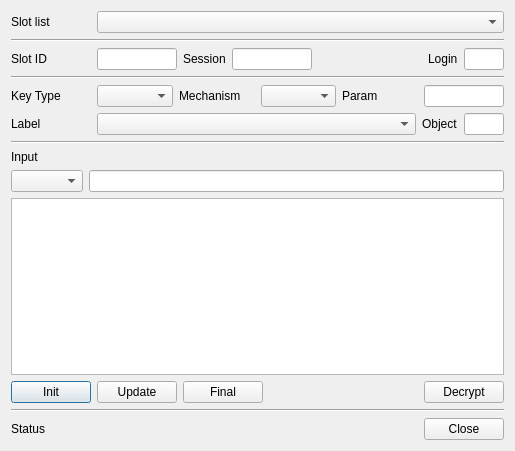
Before: the Qt Designer form CryptokiMan/decrypt_dlg.ui in jykim74/CryptokiMan, drawn with Qt 5.
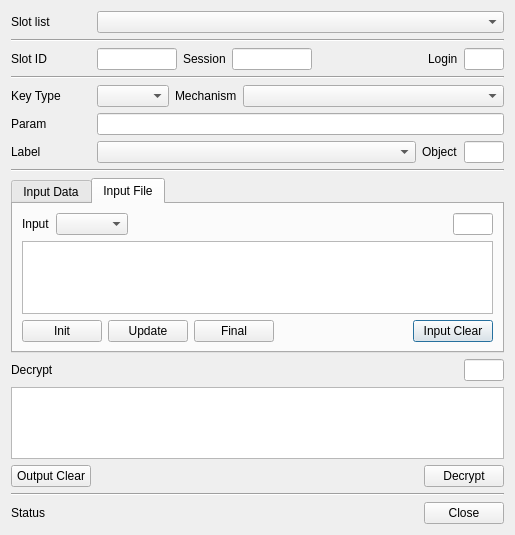
After: the same form once the commit is applied.

Commit message: Encrypt, Decrypt UI 개선

The edit to the form file:
```diff
--- a/CryptokiMan/decrypt_dlg.ui
+++ b/CryptokiMan/decrypt_dlg.ui
@@ -7,7 +7,7 @@
     <x>0</x>
     <y>0</y>
     <width>515</width>
-    <height>451</height>
+    <height>535</height>
    </rect>
   </property>
   <property name="windowTitle">
@@ -153,16 +153,6 @@
        </property>
       </widget>
      </item>
-     <item row="0" column="5">
-      <widget class="QLineEdit" name="mParamText">
-       <property name="maximumSize">
-        <size>
-         <width>80</width>
-         <height>16777215</height>
-        </size>
-       </property>
-      </widget>
-     </item>
      <item row="0" column="1">
       <widget class="QComboBox" name="mKeyTypeCombo"/>
      </item>
@@ -173,15 +163,51 @@
        </property>
       </widget>
      </item>
-     <item row="0" column="4">
+     <item row="0" column="3">
+      <widget class="QComboBox" name="mMechCombo">
+       <property name="sizePolicy">
+        <sizepolicy hsizetype="Preferred" vsizetype="Fixed">
+         <horstretch>1</horstretch>
+         <verstretch>0</verstretch>
+        </sizepolicy>
+       </property>
+      </widget>
+     </item>
+    </layout>
+   </item>
+   <item>
+    <layout class="QGridLayout" name="gridLayout_6">
+     <property name="topMargin">
+      <number>0</number>
+     </property>
+     <item row="0" column="0">
       <widget class="QLabel" name="label_7">
+       <property name="minimumSize">
+        <size>
+         <width>80</width>
+         <height>0</height>
+        </size>
+       </property>
+       <property name="maximumSize">
+        <size>
+         <width>80</width>
+         <height>16777215</height>
+        </size>
+       </property>
        <property name="text">
         <string>Param</string>
        </property>
       </widget>
      </item>
-     <item row="0" column="3">
-      <widget class="QComboBox" name="mMechCombo"/>
+     <item row="0" column="1">
+      <widget class="QLineEdit" name="mParamText">
+       <property name="maximumSize">
+        <size>
+         <width>16777215</width>
+         <height>16777215</height>
+        </size>
+       </property>
+      </widget>
      </item>
     </layout>
    </item>
@@ -246,22 +272,161 @@
     </widget>
    </item>
    <item>
-    <widget class="QLabel" name="label_5">
-     <property name="text">
-      <string>Input</string>
+    <widget class="QTabWidget" name="mInputTab">
+     <property name="currentIndex">
+      <number>1</number>
      </property>
+     <widget class="QWidget" name="tab">
+      <attribute name="title">
+       <string>Input Data</string>
+      </attribute>
+     </widget>
+     <widget class="QWidget" name="tab_2">
+      <attribute name="title">
+       <string>Input File</string>
+      </attribute>
+      <layout class="QVBoxLayout" name="verticalLayout_2">
+       <item>
+        <layout class="QGridLayout" name="gridLayout_7">
+         <property name="topMargin">
+          <number>0</number>
+         </property>
+         <item row="0" column="1">
+          <widget class="QComboBox" name="mInputCombo"/>
+         </item>
+         <item row="0" column="3">
+          <widget class="QLineEdit" name="mInputLenText">
+           <property name="minimumSize">
+            <size>
+             <width>40</width>
+             <height>0</height>
+            </size>
+           </property>
+           <property name="maximumSize">
+            <size>
+             <width>40</width>
+             <height>16777215</height>
+            </size>
+           </property>
+          </widget>
+         </item>
+         <item row="0" column="0">
+          <widget class="QLabel" name="label_5">
+           <property name="text">
+            <string>Input</string>
+           </property>
+          </widget>
+         </item>
+         <item row="0" column="2">
+          <spacer name="horizontalSpacer_4">
+           <property name="orientation">
+            <enum>Qt::Horizontal</enum>
+           </property>
+           <property name="sizeHint" stdset="0">
+            <size>
+             <width>40</width>
+             <height>20</height>
+            </size>
+           </property>
+          </spacer>
+         </item>
+        </layout>
+       </item>
+       <item>
+        <widget class="QPlainTextEdit" name="mInputText"/>
+       </item>
+       <item>
+        <layout class="QGridLayout" name="gridLayout_4">
+         <property name="topMargin">
+          <number>0</number>
+         </property>
+         <item row="0" column="4">
+          <widget class="QPushButton" name="mInputClearBtn">
+           <property name="text">
+            <string>Input Clear</string>
+           </property>
+          </widget>
+         </item>
+         <item row="0" column="0">
+          <widget class="QPushButton" name="mInitBtn">
+           <property name="text">
+            <string>Init</string>
+           </property>
+          </widget>
+         </item>
+         <item row="0" column="2">
+          <widget class="QPushButton" name="mFinalBtn">
+           <property name="text">
+            <string>Final</string>
+           </property>
+          </widget>
+         </item>
+         <item row="0" column="1">
+          <widget class="QPushButton" name="mUpdateBtn">
+           <property name="text">
+            <string>Update</string>
+           </property>
+          </widget>
+         </item>
+         <item row="0" column="3">
+          <spacer name="horizontalSpacer_5">
+           <property name="orientation">
+            <enum>Qt::Horizontal</enum>
+           </property>
+           <property name="sizeHint" stdset="0">
+            <size>
+             <width>40</width>
+             <height>20</height>
+            </size>
+           </property>
+          </spacer>
+         </item>
+        </layout>
+       </item>
+      </layout>
+     </widget>
     </widget>
    </item>
    <item>
-    <layout class="QGridLayout" name="gridLayout_4">
+    <layout class="QGridLayout" name="gridLayout_8">
      <property name="topMargin">
       <number>0</number>
      </property>
+     <item row="0" column="2">
+      <widget class="QLineEdit" name="mOutputLenText">
+       <property name="minimumSize">
+        <size>
+         <width>40</width>
+         <height>0</height>
+        </size>
+       </property>
+       <property name="maximumSize">
+        <size>
+         <width>40</width>
+         <height>16777215</height>
+        </size>
+       </property>
+      </widget>
+     </item>
      <item row="0" column="0">
-      <widget class="QComboBox" name="mInputCombo"/>
+      <widget class="QLabel" name="label_11">
+       <property name="text">
+        <string>Decrypt</string>
+       </property>
+      </widget>
      </item>
      <item row="0" column="1">
-      <widget class="QLineEdit" name="mInputText"/>
+      <spacer name="horizontalSpacer_6">
+       <property name="orientation">
+        <enum>Qt::Horizontal</enum>
+       </property>
+       <property name="sizeHint" stdset="0">
+        <size>
+         <width>40</width>
+         <height>20</height>
+        </size>
+       </property>
+      </spacer>
      </item>
     </layout>
    </item>
@@ -274,23 +439,9 @@
       <number>0</number>
      </property>
      <item>
-      <widget class="QPushButton" name="mInitBtn">
+      <widget class="QPushButton" name="mOutputClearBtn">
        <property name="text">
-        <string>Init</string>
-       </property>
-      </widget>
-     </item>
-     <item>
-      <widget class="QPushButton" name="mUpdateBtn">
-       <property name="text">
-        <string>Update</string>
-       </property>
-      </widget>
-     </item>
-     <item>
-      <widget class="QPushButton" name="mFinalBtn">
-       <property name="text">
-        <string>Final</string>
+        <string>Output Clear</string>
        </property>
       </widget>
      </item>
```
Left out of the diff: 12 changed lines with no effect on the pictures. The commit also changes 7 other files.
